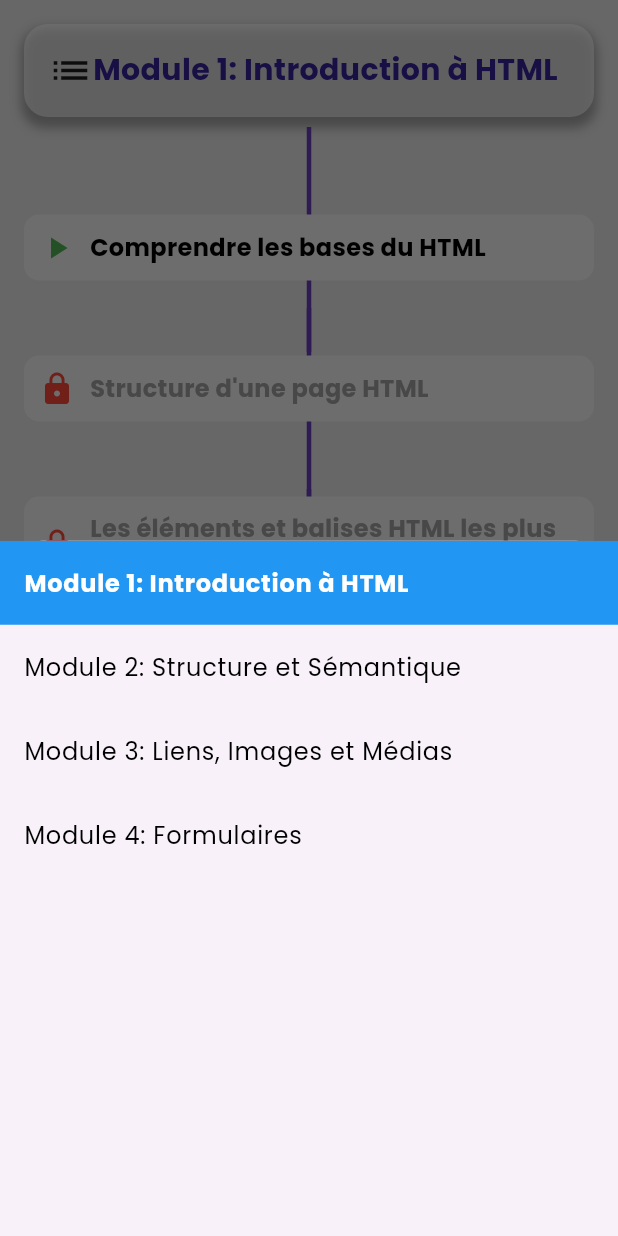
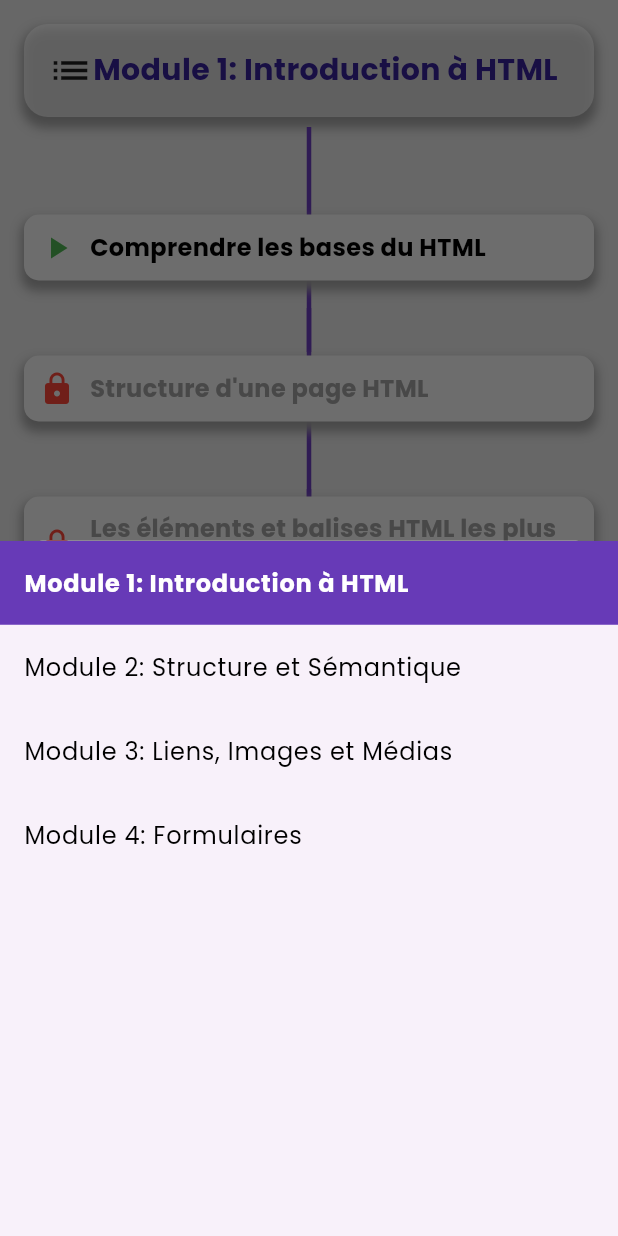
Before and after one commit to Godisouleymane/Nerd-app, a Flutter app: the ScreenHtml screen opened directly, after a tap on "Module 1: Introduction à HTML", on a phone screen of 412 x 824 dp. Run offline on Flutter 3.47's test engine with Material 3 defaults, Android fonts, the phone set to English and light mode, and no system bars; our stand-ins replace cloud_firestore, firebase_auth, firebase_core, flutter_svg, google_fonts, google_sign_in and 1 more; missing offline and left inert: dev_icons; accounts and stored records are empty.

Commit message:
creation du ui du chapitre1 html

```diff
--- a/lib/views/parcours/screenHTML.dart
+++ b/lib/views/parcours/screenHTML.dart
@@ -135,6 +135,14 @@ class _ScreenHtmlState extends State<ScreenHtml> {
                           decoration: BoxDecoration(
                             color: Colors.grey.shade200,
                             borderRadius: BorderRadius.circular(10.0),
+                            boxShadow: const [
+                              BoxShadow(
+                                color: Colors.grey,
+                                spreadRadius: 2,
+                                blurRadius: 5,
+                                offset: Offset(0, 5),
+                              ),
+                            ],
                           ),
                           child: Row(
                             children: [
@@ -182,7 +190,7 @@ class _ScreenHtmlState extends State<ScreenHtml> {
               color: isSelected ? Colors.white : Colors.black,
               fontWeight: isSelected ? FontWeight.bold : FontWeight.normal,
             );
-            final tileColor = isSelected ? Colors.blue : null;
+            final tileColor = isSelected ? Colors.deepPurple : null;
 
             return ListTile(
               title: Text(
```
